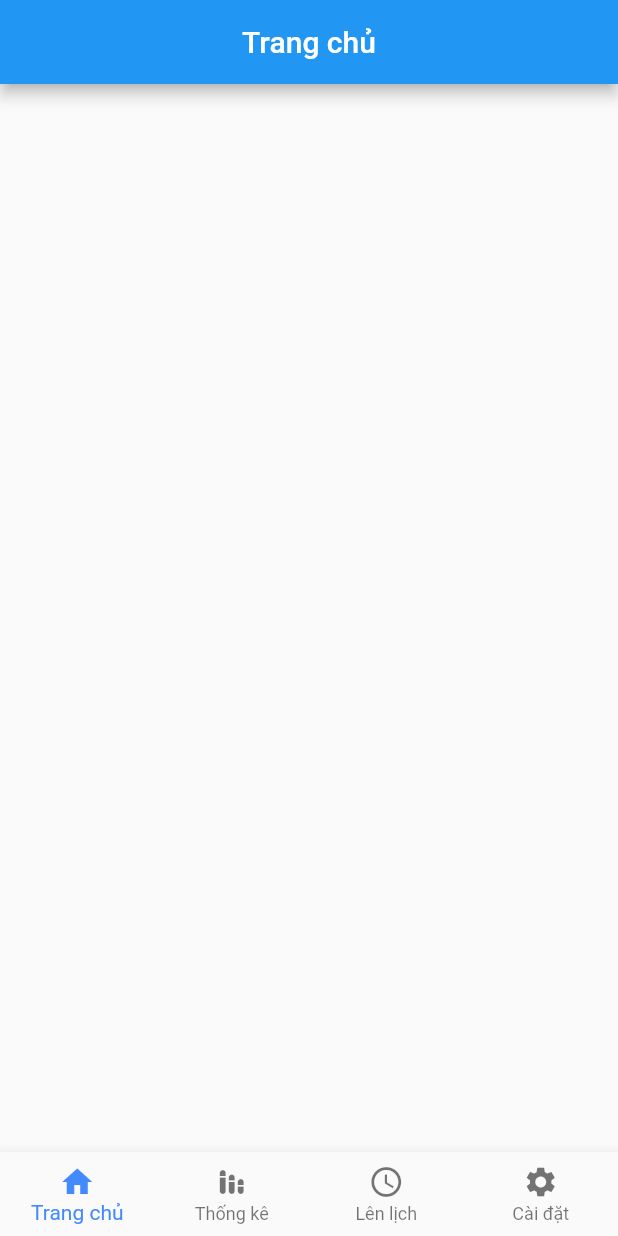
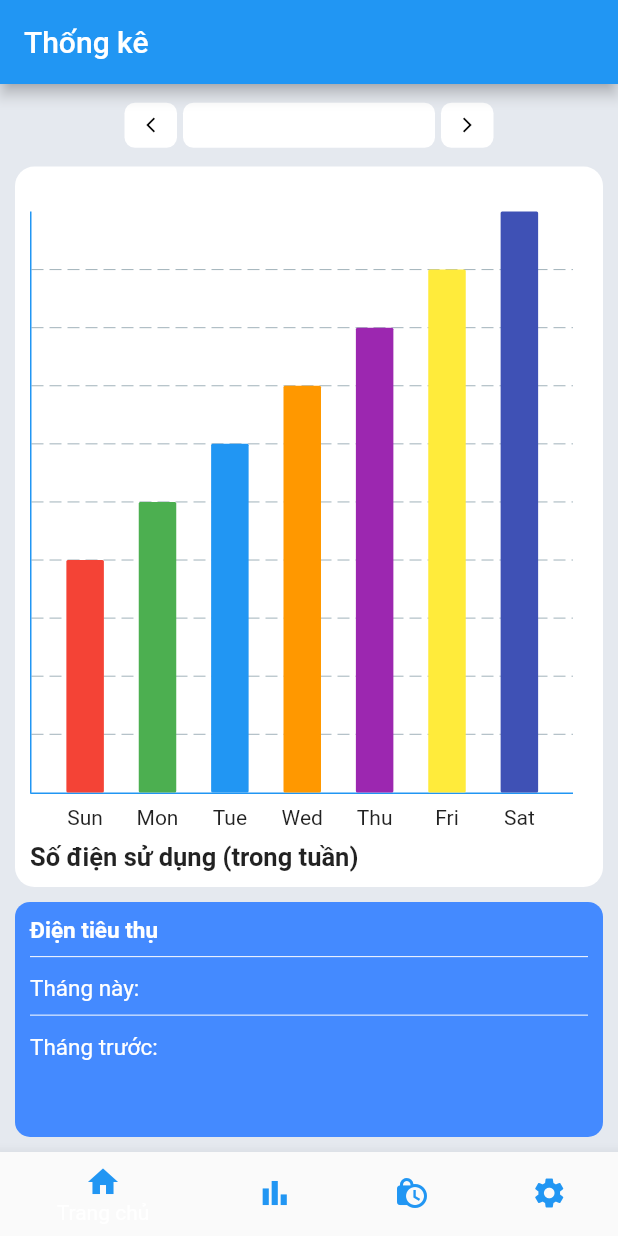
Before and after one commit to TranDuongGiaThinh/ProjectSmartHome, a Flutter app: the screen it shows after launch, on a phone screen of 412 x 824 dp. Run offline on Flutter 3.47's test engine with Material 2 defaults, Android fonts, the light colour scheme and no system bars; drawn by our look-alikes of fl_chart; missing offline and left inert: smart_home; accounts and stored records are empty.

Commit message:
Add files via upload

```diff
--- /dev/null
+++ b/lib/bar graph/bar_data.dart
@@ -0,0 +1,36 @@
+import 'package:flutter/material.dart';
+import 'package:ui_statistical_page/bar%20graph/individual_bar.dart';
+
+class BarData {
+  final double sunAmount;
+  final double monAmount;
+  final double tueAmount;
+  final double wedAmount;
+  final double thurAmount;
+  final double friAmount;
+  final double satAmount;
+
+  BarData({
+    required this.sunAmount,
+    required this.monAmount,
+    required this.tueAmount,
+    required this.wedAmount,
+    required this.thurAmount,
+    required this.friAmount,
+    required this.satAmount,
+  });
+
+  List<IndividualBar> barData = [];
+
+  void initializeBarData() {
+    barData = [
+      IndividualBar(x: 0, y: sunAmount, color: Colors.red),
+      IndividualBar(x: 1, y: monAmount, color: Colors.green),
+      IndividualBar(x: 2, y: tueAmount, color: Colors.blue),
+      IndividualBar(x: 3, y: wedAmount, color: Colors.orange),
+      IndividualBar(x: 4, y: thurAmount, color: Colors.purple),
+      IndividualBar(x: 5, y: friAmount, color: Colors.yellow),
+      IndividualBar(x: 6, y: satAmount, color: Colors.indigo),
+    ];
+  }
+}
--- /dev/null
+++ b/lib/bar graph/bar_graph.dart
@@ -0,0 +1,96 @@
+import 'package:fl_chart/fl_chart.dart';
+import 'package:flutter/material.dart';
+import 'package:ui_statistical_page/bar%20graph/bar_data.dart';
+
+class MyBarGraph extends StatelessWidget {
+  final List weeklySummary;
+  const MyBarGraph({super.key, required this.weeklySummary});
+
+  @override
+  Widget build(BuildContext context) {
+    BarData myBarData = BarData(
+        sunAmount: weeklySummary[0],
+        monAmount: weeklySummary[1],
+        tueAmount: weeklySummary[2],
+        wedAmount: weeklySummary[3],
+        thurAmount: weeklySummary[4],
+        friAmount: weeklySummary[5],
+        satAmount: weeklySummary[6]);
+    myBarData.initializeBarData();
+
+    return BarChart(
+      BarChartData(
+          maxY: 10,
+          minY: 0,
+          gridData: FlGridData(
+            show: true,
+            drawVerticalLine: false,
+          ),
+          borderData: FlBorderData(
+            border: const Border(
+              left: BorderSide(width: 1.0, color: Colors.blue),
+              bottom: BorderSide(width: 1.0, color: Colors.blue),
+            ),
+          ),
+          titlesData: FlTitlesData(
+              show: true,
+              topTitles: AxisTitles(sideTitles: SideTitles(showTitles: false)),
+              leftTitles: AxisTitles(
+                sideTitles: SideTitles(
+                  showTitles: false)),
+              rightTitles:
+                  AxisTitles(sideTitles: SideTitles(showTitles: false)),
+              bottomTitles: AxisTitles(
+                  sideTitles: SideTitles(
+                      showTitles: true, getTitlesWidget: getBottomTitles))),
+          barGroups: myBarData.barData
+              .map((data) => BarChartGroupData(
+                    x: data.x,
+                    barRods: [
+                      BarChartRodData(
+                        toY: data.y,
+                        color: data.color,
+                        width: 25,
+                        borderRadius: BorderRadius.circular(1),
+                      ),
+                    ],
+                  ))
+              .toList()),
+    );
+  }
+}
+
+
+
+Widget getBottomTitles(double value, TitleMeta meta) {
+  const style = TextStyle(fontWeight: FontWeight.normal, fontSize: 14);
+  Widget text;
+  switch (value.toInt()) {
+    case 0:
+      text = const Text('Sun', style: style);
+      break;
+    case 1:
+      text = const Text('Mon', style: style);
+      break;
+    case 2:
+      text = const Text('Tue', style: style);
+      break;
+    case 3:
+      text = const Text('Wed', style: style);
+      break;
+    case 4:
+      text = const Text('Thu', style: style);
+      break;
+    case 5:
+      text = const Text('Fri', style: style);
+      break;
+    case 6:
+      text = const Text('Sat', style: style);
+      break;
+    default:
+      text = const Text('', style: style);
+      break;
+  }
+
+  return SideTitleWidget(child: text, axisSide: meta.axisSide);
+}
--- /dev/null
+++ b/lib/bar graph/bar_graph_demo.dart
@@ -0,0 +1,47 @@
+import 'package:flutter/material.dart';
+import 'package:fl_chart/fl_chart.dart';
+
+class BarGraphDemo extends StatelessWidget {
+  const BarGraphDemo({super.key});
+
+  @override
+  Widget build(BuildContext context) {
+    return AspectRatio(
+      aspectRatio: 1.5,
+      child: BarChart(
+        BarChartData(
+          barGroups: [
+            BarChartGroupData(
+              x: 0,
+              barRods: [
+                BarChartRodData(
+                  toY: 10,
+                  width: 25,
+                  color: Colors.blue,
+                  borderRadius: BorderRadius.circular(1),
+
+                )
+              ]
+            ),
+          ],
+          titlesData: FlTitlesData(
+            show: true,
+            topTitles: AxisTitles(sideTitles: SideTitles(showTitles: false)),
+              rightTitles:
+                  AxisTitles(sideTitles: SideTitles(showTitles: false)),
+          ),
+          gridData: FlGridData(
+            show: true,
+            drawVerticalLine: false,
+          ),
+          borderData: FlBorderData(
+            border: const Border(
+              left: BorderSide(width: 1.0, color: Colors.blue),
+              bottom: BorderSide(width: 1.0, color: Colors.blue),
+            ),
+          ),
+        ),
+      ),
+    );
+  }
+}
--- /dev/null
+++ b/lib/bar graph/individual_bar.dart
@@ -0,0 +1,8 @@
+import 'package:flutter/material.dart';
+
+class IndividualBar{
+  final int x;
+  final double y;
+  final Color color;
+  IndividualBar({required this.x,required this.y,required this.color});
+}
--- /dev/null
+++ b/lib/date_bar.dart
@@ -0,0 +1,60 @@
+import 'package:flutter/material.dart';
+
+class DateBar extends StatelessWidget {
+  const DateBar({super.key});
+
+  @override
+  Widget build(BuildContext context) {
+
+    return Container(
+      margin: const EdgeInsets.fromLTRB(10, 10, 10, 0),
+      height: 35,
+      width: 250,
+      decoration: BoxDecoration(
+        borderRadius: BorderRadius.circular(10),
+        color: const Color.fromARGB(255, 229, 233, 239),
+      ),
+      child: Row(
+        children: [
+          Container(
+            margin: const EdgeInsets.all(2),
+            height: 30,
+            width: 35,
+            decoration: BoxDecoration(
+                color: Colors.white, borderRadius: BorderRadius.circular(7)),
+            child: IconButton(
+              iconSize: 12.0,
+              icon: const Icon(
+                Icons.arrow_back_ios_new,
+                color: Colors.black,
+              ),
+              onPressed: (){},
+            ),
+          ),
+          Container(
+            margin: const EdgeInsets.all(2),
+            height: 30,
+            width: 168,
+            decoration: BoxDecoration(
+                color: Colors.white, borderRadius: BorderRadius.circular(7)),
+          ),
+          Container(
+            margin: const EdgeInsets.all(2),
+            height: 30,
+            width: 35,
+            decoration: BoxDecoration(
+                color: Colors.white, borderRadius: BorderRadius.circular(7)),
+            child: IconButton(
+              iconSize: 12.0,
+              icon: const Icon(
+                Icons.arrow_forward_ios,
+                color: Colors.black,
+              ),
+              onPressed: (){},
+          ),
+          )
+        ],
+      ),
+    );
+  }
+}
--- /dev/null
+++ b/lib/home_page.dart
@@ -0,0 +1,149 @@
+import 'package:flutter/material.dart';
+import 'package:ui_statistical_page/bar%20graph/bar_graph.dart';
+// import 'package:ui_statistical_page/bar%20graph/bar_graph_demo.dart';
+
+// import 'navbar.dart';
+import 'date_bar.dart';
+
+class HomePage extends StatefulWidget {
+  const HomePage({super.key});
+
+  @override
+  State<HomePage> createState() => _HomePageState();
+}
+
+class _HomePageState extends State<HomePage> {
+  List<double> weeklySummary = [4.0, 5.0, 6.0, 7.0, 8.0, 9.0, 10.0];
+
+
+  @override
+  Widget build(BuildContext context) {
+    return Scaffold(
+      appBar: AppBar(
+        title: const Text('Thống kê'),
+      ),
+      backgroundColor: const Color.fromARGB(255, 229, 233, 239),
+      body: Center(
+        child: Column(
+          mainAxisAlignment: MainAxisAlignment.spaceEvenly,
+          children: [
+            const DateBar(),
+            Expanded(
+                flex: 3,
+                child: Container(
+                    padding: const EdgeInsets.all(10),
+                    margin: const EdgeInsets.all(10),
+                    decoration: BoxDecoration(
+                        color: Colors.white,
+                        borderRadius: BorderRadius.circular(13)),
+                    child: Column(
+                      crossAxisAlignment: CrossAxisAlignment.start,
+                      children: [
+                        Expanded(
+                          flex: 3,
+                          child: Container(
+                          padding: const EdgeInsets.fromLTRB(0, 20, 10, 10),
+                          child:  SizedBox(
+                            child: MyBarGraph(weeklySummary: weeklySummary),
+                            // child: BarGraphDemo(),
+                          ),
+                        ),
+                        ),
+                        const Text(
+                          'Số điện sử dụng (trong tuần)',
+                          textAlign: TextAlign.center,
+                          style: TextStyle(
+                              fontWeight: FontWeight.bold,
+                              fontSize: 17),
+                        ),
+                      ],
+                    ))),
+            Expanded(
+              flex: 1,
+              child: Container(
+                  padding: const EdgeInsets.all(10),
+                  margin: const EdgeInsets.fromLTRB(10, 0, 10, 10),
+                  decoration: BoxDecoration(
+                    color: Colors.blueAccent,
+                    borderRadius: BorderRadius.circular(10),
+                  ),
+                  child: Column(
+                    crossAxisAlignment: CrossAxisAlignment.start,
+                    children: const [
+                      Text(
+                        'Điện tiêu thụ',
+                        textAlign: TextAlign.start,
+                        style: TextStyle(
+                            color: Colors.white,
+                            fontWeight: FontWeight.bold,
+                            fontSize: 15),
+                      ),
+                      SizedBox(height: 8),
+                      Divider(
+                        height: 1,
+                        color: Colors.white,
+                      ),
+                      SizedBox(height: 12),
+                      Text(
+                        'Tháng này: ',
+                        textAlign: TextAlign.start,
+                        style: TextStyle(
+                            color: Colors.white,
+                            fontWeight: FontWeight.normal,
+                            fontSize: 15),
+                      ),
+                      SizedBox(height: 8),
+                      Divider(
+                        height: 1,
+                        color: Colors.white,
+                      ),
+                      SizedBox(height: 12),
+                      Text(
+                        'Tháng trước: ',
+                        textAlign: TextAlign.start,
+                        style: TextStyle(
+                            color: Colors.white,
+                            fontWeight: FontWeight.normal,
+                            fontSize: 15),
+                      ),
+                    ],
+                  )),
+            ),
+          ],
+        ),
+      ),
+      bottomNavigationBar: BottomNavigationBar(
+        items: const [
+          BottomNavigationBarItem(
+            icon: Icon(
+              Icons.home,
+              color: Colors.blue,
+            ),
+            label: 'Trang chủ',
+          ),
+          BottomNavigationBarItem(
+            icon: Icon(
+              Icons.bar_chart,
+              color: Colors.blue,
+            ),
+            label: 'Thống kê',
+          ),
+          BottomNavigationBarItem(
+            icon: Icon(
+              Icons.lock_clock,
+              color: Colors.blue,
+            ),
+            label: 'Lên lịch',
+          ),
+          BottomNavigationBarItem(
+            icon: Icon(
+              Icons.settings,
+              color: Colors.blue,
+            ),
+            label: 'Cài đặt',
+          ),
+        ],
+      ),
+    );
+  }
+}
--- a/lib/main.dart
+++ b/lib/main.dart
@@ -1,43 +1,20 @@
 import 'package:flutter/material.dart';
-import 'package:smart_home/presenter/setting_presenter.dart';
-import 'package:smart_home/view/index_screen.dart';
+import 'package:ui_statistical_page/home_page.dart';
+import 'home_page.dart';
+// import 'statistical_page.dart';
 
 void main() {
   runApp(const MyApp());
 }
 
-class MyApp extends StatefulWidget {
+class MyApp extends StatelessWidget {
   const MyApp({super.key});
 
   @override
-  State<MyApp> createState() => _MyAppState();
-}
-
-class _MyAppState extends State<MyApp> {
-  ThemeMode themeMode = SettingPresenter.setting.themeModeLight ? ThemeMode.light : ThemeMode.dark;
-
-  reloadThemeMode() {
-    setState(() {
-      themeMode = SettingPresenter.setting.themeModeLight ? ThemeMode.light : ThemeMode.dark;
-    });
-  }
-
-  @override
   Widget build(BuildContext context) {
-
-    return MaterialApp(
-      title: 'Smart Home',
-      theme: ThemeData(
-        brightness: Brightness.light,
-        primarySwatch: Colors.blue,
-      ),
-      darkTheme: ThemeData(
-        brightness: Brightness.dark,
-        primarySwatch: Colors.teal,
-      ),
-      themeMode: themeMode,
+    return const MaterialApp(
       debugShowCheckedModeBanner: false,
-      home: IndexScreen(idUser: -1, reloadThemeMode: reloadThemeMode),
+      home: HomePage(),
     );
   }
 }
```
Also changed, not shown: pubspec.yaml (+4 -73 lines).
